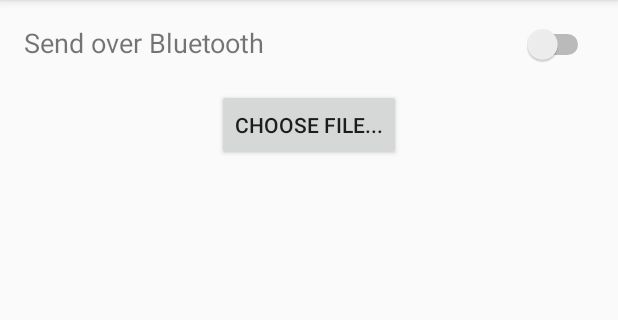
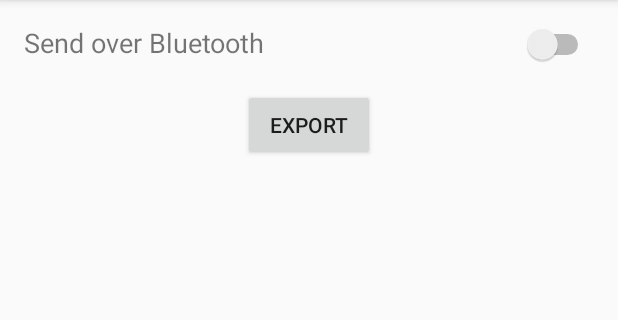
Before and after one commit to hybrezz54/OnTheProwl-Android, an Android app: the ExportActivity screen opened directly, with no data from a screen before it, on a phone screen of 412 x 824 dp, the part 84-404 px from its top. Run offline under Robolectric (Android 15) with nearby library versions, the light colour scheme and no system bars; libraries missing offline, so code that uses them is left out: com.nbsp.materialfilepicker.

Commit message:
V2.3 - Prep for Export & event list update fix

```diff
--- a/app/build.gradle
+++ b/app/build.gradle
@@ -7,8 +7,8 @@
         applicationId "org.technowolves.ontheprowl"
         minSdkVersion 15
         targetSdkVersion 23
-        versionCode 2
-        versionName '1.1'
+        versionCode 3
+        versionName '1.2'
     }
     buildTypes {
         release {
@@ -30,6 +30,5 @@
     compile 'com.squareup.retrofit2:converter-gson:2.0.0-beta4'
     compile 'com.github.paolorotolo:appintro:3.4.0'
     compile 'com.android.support:support-v4:23.3.0'
-    compile 'com.fasterxml.jackson.dataformat:jackson-dataformat-csv:2.7.3'
     compile 'com.nbsp:library:1.08'
 }
--- a/app/src/main/AndroidManifest.xml
+++ b/app/src/main/AndroidManifest.xml
@@ -3,6 +3,7 @@
     package="org.technowolves.ontheprowl">
 
     <uses-permission android:name="android.permission.INTERNET" />
+    <uses-permission android:name="android.permission.ACCESS_NETWORK_STATE" />
     <uses-permission android:name="android.permission.WRITE_EXTERNAL_STORAGE" />
     <uses-permission android:name="android.permission.READ_EXTERNAL_STORAGE" />
 
--- a/app/src/main/java/org/technowolves/ontheprowl/view/activity/ExportActivity.java
+++ b/app/src/main/java/org/technowolves/ontheprowl/view/activity/ExportActivity.java
@@ -2,27 +2,63 @@
 
 import android.support.v7.app.AppCompatActivity;
 import android.os.Bundle;
+import android.view.View;
+import android.widget.Button;
+import android.widget.Switch;
 
 import com.nbsp.materialfilepicker.MaterialFilePicker;
 
 import org.technowolves.ontheprowl.R;
 
+import java.io.File;
+import java.util.ArrayList;
 import java.util.regex.Pattern;
 
 public class ExportActivity extends AppCompatActivity {
+
+    public static final String EVENT_KEY = "EVENT_KEY";
+    public static final String FILE_PATH = "DATA_DIR";
+
+    private String path = "/data";
+    private String eventKey = "";
 
     @Override
     protected void onCreate(Bundle savedInstanceState) {
         super.onCreate(savedInstanceState);
         setContentView(R.layout.activity_export);
 
-        new MaterialFilePicker()
-                .withActivity(this)
-                .withRequestCode(1)
-                .withFilter(Pattern.compile(".*\\.json$")) // Filtering files and directories by file name using regexp
-                .withFilterDirectories(true) // Set directories filterable (false by default)
-                .withHiddenFiles(true) // Show hidden files and folders
-                .start();
+        Bundle extras = getIntent().getExtras();
+        if (extras != null) {
+            eventKey = extras.getString(EVENT_KEY);
+        }
+
+        Switch btSwitch = (Switch) findViewById(R.id.bt_enabled);
+
+        Button btnExport = (Button) findViewById(R.id.btn_export);
+        btnExport.setOnClickListener(new View.OnClickListener() {
+            @Override
+            public void onClick(View v) {
+
+            }
+        });
+
+        new Thread(new Runnable() {
+            @Override
+            public void run() {
+                File dir = new File(path);
+                File files[] = dir.listFiles();
+                ArrayList<File> filteredFiles = new ArrayList<>();
+
+                for (File file : files) {
+                    if (file.getName().startsWith(eventKey))
+                        filteredFiles.add(file);
+                }
+
+                for (File file : filteredFiles) {
+
+                }
+            }
+        });
     }
 
 }
--- a/app/src/main/java/org/technowolves/ontheprowl/view/activity/ImportActivity.java
+++ b/app/src/main/java/org/technowolves/ontheprowl/view/activity/ImportActivity.java
@@ -2,6 +2,8 @@
 
 import android.support.v7.app.AppCompatActivity;
 import android.os.Bundle;
+
+import org.technowolves.ontheprowl.R;
 
 public class ImportActivity extends AppCompatActivity {
 
--- a/app/src/main/res/layout/activity_export.xml
+++ b/app/src/main/res/layout/activity_export.xml
@@ -31,10 +31,11 @@
     </LinearLayout>
 
     <Button
+        android:id="@+id/btn_export"
         android:layout_width="wrap_content"
         android:layout_height="wrap_content"
         android:layout_gravity="center"
         android:layout_marginTop="@dimen/activity_margin"
-        android:text="Choose file..."/>
+        android:text="@string/btn_export"/>
 
 </LinearLayout>
--- a/app/src/main/res/menu/menu_main.xml
+++ b/app/src/main/res/menu/menu_main.xml
@@ -8,13 +8,13 @@
         android:id="@+id/action_export"
         android:orderInCategory="1"
         android:title="@string/action_export"
-        app:showAsAction="ifRoom" />
+        app:showAsAction="never" />
 
     <item
         android:id="@+id/action_import"
         android:orderInCategory="1"
         android:title="@string/action_import"
-        app:showAsAction="ifRoom" />
+        app:showAsAction="never" />
 
     <item
         android:id="@+id/action_settings"
--- a/app/src/main/res/values/strings.xml
+++ b/app/src/main/res/values/strings.xml
@@ -49,4 +49,5 @@
     <string name="action_export">Export Data</string>
     <string name="action_import">Import Data</string>
     <string name="bt_export">Send over Bluetooth</string>
+    <string name="btn_export">Export</string>
 </resources>
```
Also changed, not shown: app/src/main/java/org/technowolves/ontheprowl/view/activity/MainActivity.java (+4 -3 lines), app/src/main/java/org/technowolves/ontheprowl/view/activity/SettingsActivity.java (+12 -2 lines).
